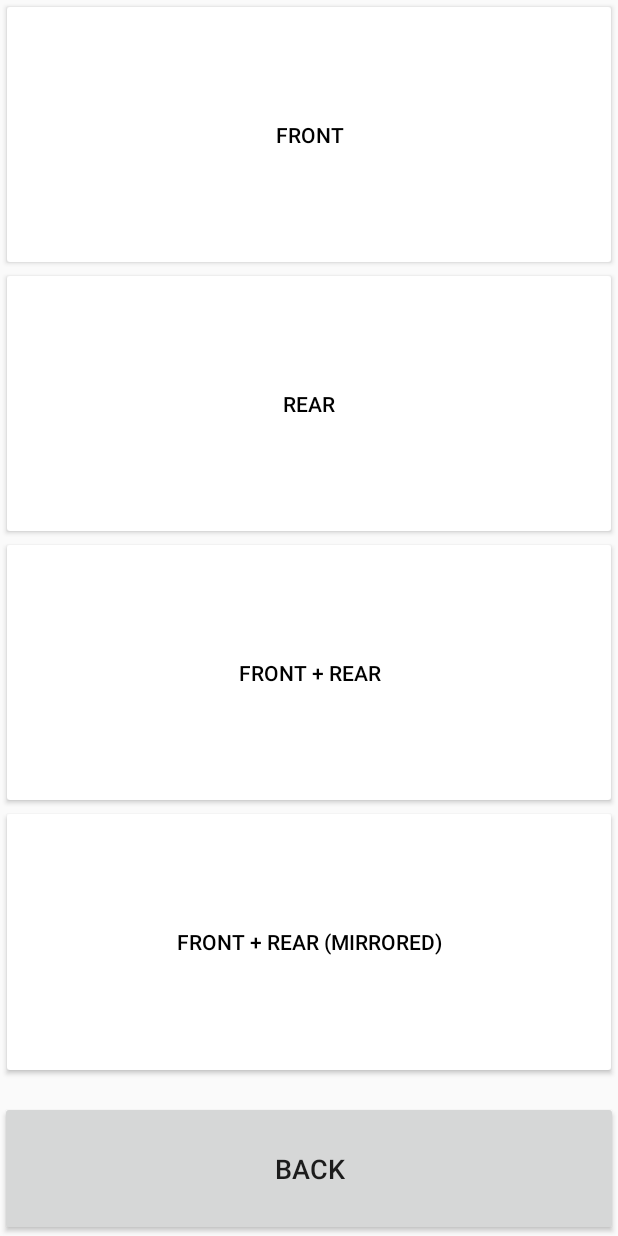
After one commit to AZOM/cybathlon, an Android app: the layout fragment_steering_mode.xml on its own in the app's theme, with its tools: preview values and no code run, on a phone screen of 412 x 824 dp. The commit adds this screen. Run offline under Robolectric (Android 15) with nearby library versions, the phone set to English and light mode, and no system bars.

Commit message:
Add experimental steering options (2 steering axes)

```diff
--- a/ZEDControl/app/build.gradle
+++ b/ZEDControl/app/build.gradle
@@ -9,7 +9,7 @@ android {
         minSdkVersion 22
         targetSdkVersion 24
         versionCode 4
-        versionName "1.0.0RC1"
+        versionName "1.0.0beta3(experimental-steering)"
     }
 
     buildTypes {
--- /dev/null
+++ b/ZEDControl/app/src/main/res/layout/fragment_steering_mode.xml
@@ -0,0 +1,67 @@
+<?xml version="1.0" encoding="utf-8"?>
+<RelativeLayout xmlns:android="http://schemas.android.com/apk/res/android"
+                xmlns:tools="http://schemas.android.com/tools"
+                android:layout_width="match_parent"
+                android:layout_height="match_parent"
+                tools:context="ch.hsr.zedcontrol.MainActivity">
+
+    <LinearLayout
+        android:id="@+id/layout_steering_modes"
+        android:layout_width="match_parent"
+        android:layout_height="match_parent"
+        android:layout_alignParentTop="true"
+        android:orientation="vertical">
+
+        <Button
+            android:id="@+id/button_steering_front"
+            style="@style/ButtonWithDrawable"
+            android:layout_width="match_parent"
+            android:layout_height="0dp"
+            android:layout_weight="2"
+            android:background="@drawable/button_state_selector"
+            android:text="Front"
+            android:textColor="@color/button_state_selected_textcolor"/>
+
+        <Button
+            android:id="@+id/button_steering_rear"
+            style="@style/ButtonWithDrawable"
+            android:layout_width="match_parent"
+            android:layout_height="0dp"
+            android:layout_weight="2"
+            android:background="@drawable/button_state_selector"
+            android:text="Rear"
+            android:textColor="@color/button_state_selected_textcolor"/>
+
+        <Button
+            android:id="@+id/button_steering_both"
+            style="@style/ButtonWithDrawable"
+            android:layout_width="match_parent"
+            android:layout_height="0dp"
+            android:layout_weight="2"
+            android:background="@drawable/button_state_selector"
+            android:text="Front + Rear"
+            android:textColor="@color/button_state_selected_textcolor"/>
+
+        <Button
+            android:id="@+id/button_steering_both_mirrored"
+            style="@style/ButtonWithDrawable"
+            android:layout_width="match_parent"
+            android:layout_height="0dp"
+            android:layout_weight="2"
+            android:background="@drawable/button_state_selector"
+            android:text="Front + Rear (mirrored)"
+            android:textColor="@color/button_state_selected_textcolor"/>
+
+        <Button
+            android:id="@+id/button_back_from_steering"
+            android:layout_width="match_parent"
+            android:layout_height="0dp"
+            android:layout_marginTop="16dp"
+            android:layout_weight="1"
+            android:text="@string/back"
+            android:textSize="18sp"/>
+
+    </LinearLayout>
+
+
+</RelativeLayout>
```
Also changed, not shown: ZEDControl/app/src/main/java/ch/hsr/zedcontrol/MainFragment.java (+16 -15 lines), ZEDControl/app/src/main/java/ch/hsr/zedcontrol/SteeringModeFragment.java (added, +217 -0 lines), ZEDControl/app/src/main/java/ch/hsr/zedcontrol/roborio/ConnectionManager.java (+13 -0 lines), ZEDControl/app/src/main/java/ch/hsr/zedcontrol/roborio/RoboRIOCommand.java (+5 -2 lines), ZEDControl/app/src/main/java/ch/hsr/zedcontrol/roborio/RoboRIOState.java (+5 -2 lines).
